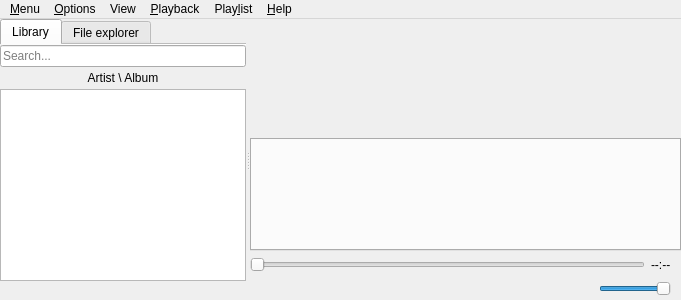
Before: the Qt Designer form code/MiamPlayer/mainwindow.ui in MBach/Miam-Player, drawn with Qt 5.
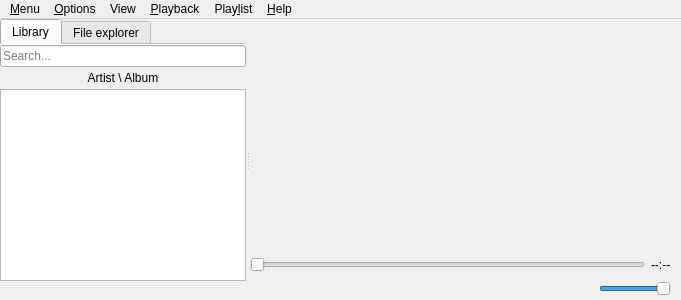
After: the same form once the commit is applied. Icons and pictures are not drawn. Custom widgets are drawn as their Qt base class.

```diff
--- a/code/MiamPlayer/mainwindow.ui
+++ b/code/MiamPlayer/mainwindow.ui
@@ -226,7 +226,17 @@
              </widget>
             </item>
             <item>
-             <widget class="TabPlaylist" name="tabPlaylists"/>
+             <widget class="TabPlaylist" name="tabPlaylists">
+              <property name="usesScrollButtons">
+               <bool>false</bool>
+              </property>
+              <property name="documentMode">
+               <bool>true</bool>
+              </property>
+              <property name="tabsClosable">
+               <bool>true</bool>
+              </property>
+             </widget>
             </item>
             <item>
              <layout class="QHBoxLayout" name="seekSliderLayout">
```
